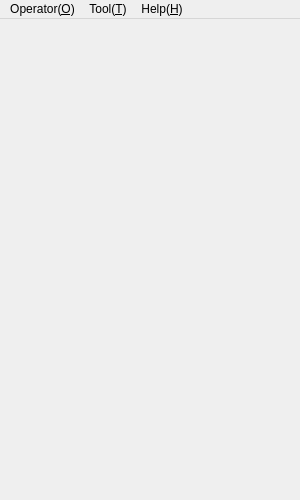
Before: the Qt Designer form MainWindow.ui in KangLin/RabbitIm, drawn with Qt 5.
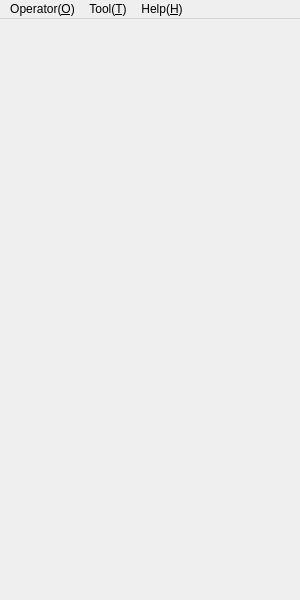
After: the same form once the commit is applied. Icons and pictures are not drawn.

Commit message: 调整主窗口大小

What changed in the file:
```diff
--- a/MainWindow.ui
+++ b/MainWindow.ui
@@ -7,7 +7,7 @@
     <x>0</x>
     <y>0</y>
     <width>300</width>
-    <height>500</height>
+    <height>600</height>
    </rect>
   </property>
   <property name="windowTitle">
```
Left out of the diff: 2 changed lines with no effect on the pictures.
